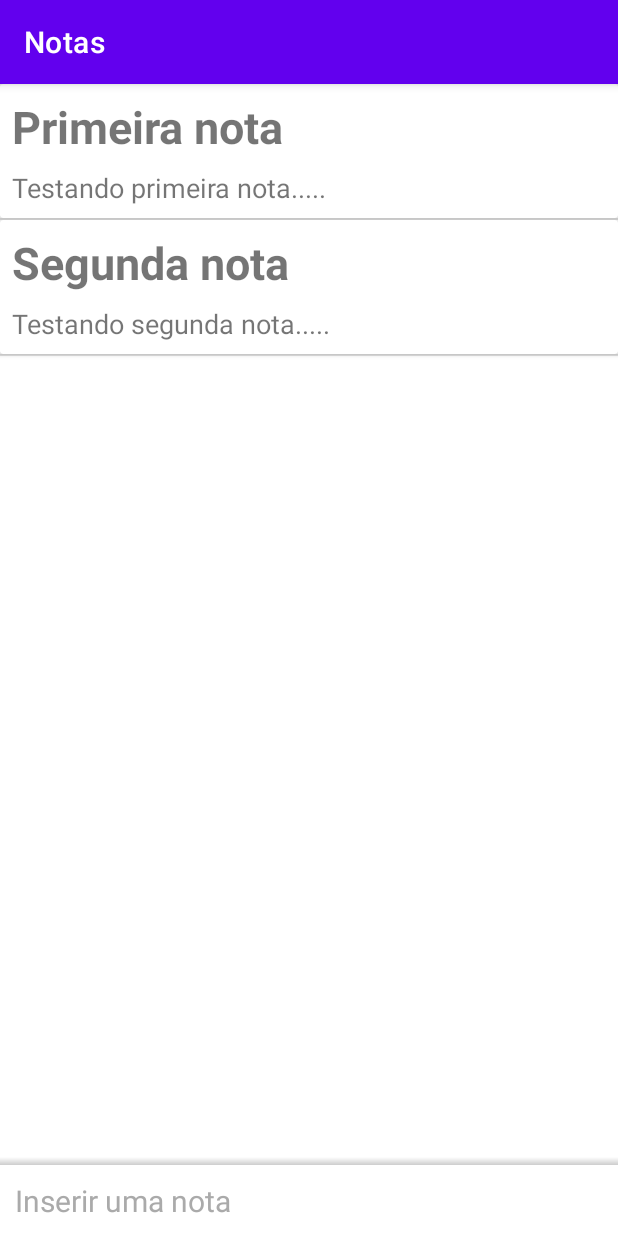
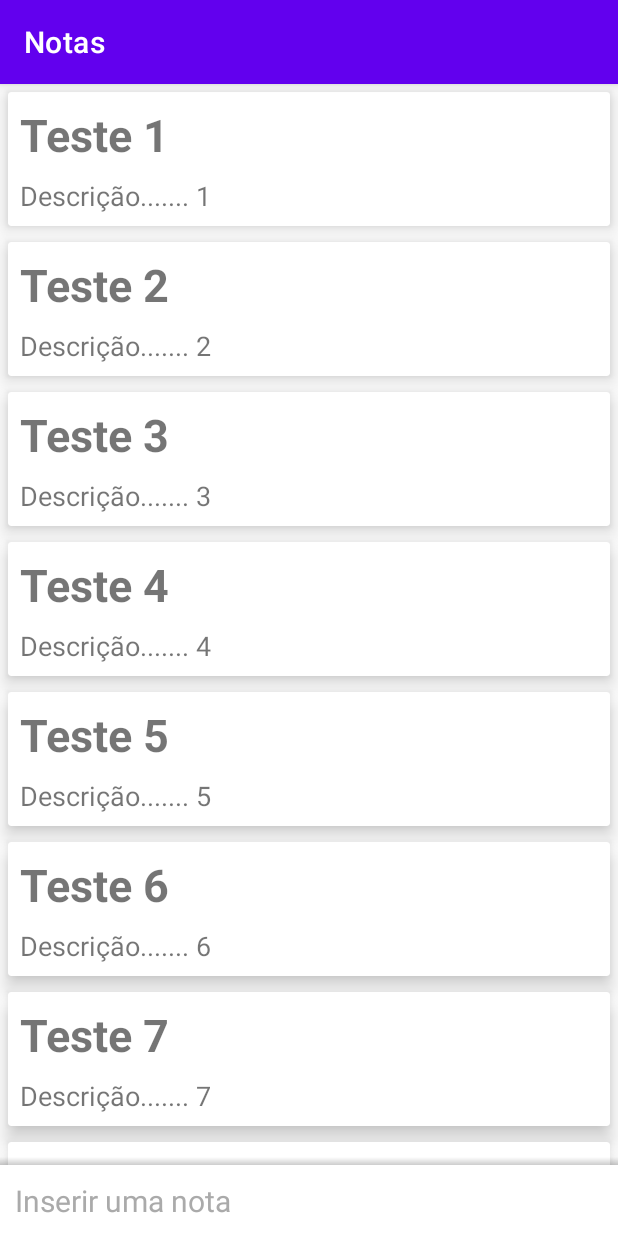
Before and after one commit to ErickSilva2605/alura-android-ceep, an Android app: the screen it shows after launch (NoteListActivity), on a phone screen of 412 x 824 dp. Run offline under Robolectric (Android 15) with nearby library versions, the phone set to English and light mode, and no system bars.

Commit message:
Alterando listview para recyclerview

```diff
--- a/app/src/main/java/br/com/alura/ceep/ui/activity/NoteListActivity.java
+++ b/app/src/main/java/br/com/alura/ceep/ui/activity/NoteListActivity.java
@@ -1,16 +1,17 @@
 package br.com.alura.ceep.ui.activity;
 
 import android.os.Bundle;
-import android.widget.ListView;
 
 import androidx.appcompat.app.AppCompatActivity;
+import androidx.recyclerview.widget.LinearLayoutManager;
+import androidx.recyclerview.widget.RecyclerView;
 
 import java.util.List;
 
 import br.com.alura.ceep.R;
 import br.com.alura.ceep.dao.NoteDAO;
 import br.com.alura.ceep.model.Note;
-import br.com.alura.ceep.ui.adapter.NoteListAdapter;
+import br.com.alura.ceep.ui.recyclerview.adapter.NoteListAdapter;
 
 public class NoteListActivity extends AppCompatActivity {
 
@@ -21,14 +22,20 @@ public class NoteListActivity extends AppCompatActivity {
         super.onCreate(savedInstanceState);
         setContentView(R.layout.activity_note_list);
         setTitle(APPBAR_TITLE);
-        new NoteDAO().insert(new Note("Primeira nota", "Testando primeira nota....."));
-        new NoteDAO().insert(new Note("Segunda nota", "Testando segunda nota....."));
-        configureNoteListView();
+
+        NoteDAO dao = new NoteDAO();
+        for (int i = 1; i <= 10000; i++) {
+            dao.insert(new Note("Teste " + i, "Descrição....... " + i));
+        }
+
+        configureNoteRecyclerView();
     }
 
-    private void configureNoteListView() {
-        ListView noteListView = findViewById(R.id.note_list_listview);
+    private void configureNoteRecyclerView() {
+        RecyclerView noteRecyclerView = findViewById(R.id.note_list_recycler_view);
         List<Note> noteList = new NoteDAO().getAll();
-        noteListView.setAdapter(new NoteListAdapter(this, noteList));
+        noteRecyclerView.setAdapter(new NoteListAdapter(this, noteList));
+        LinearLayoutManager layoutManager = new LinearLayoutManager(this);
+        noteRecyclerView.setLayoutManager(layoutManager);
     }
 }
--- /dev/null
+++ b/app/src/main/java/br/com/alura/ceep/ui/recyclerview/adapter/NoteListAdapter.java
@@ -0,0 +1,63 @@
+package br.com.alura.ceep.ui.recyclerview.adapter;
+
+import android.content.Context;
+import android.view.LayoutInflater;
+import android.view.View;
+import android.view.ViewGroup;
+import android.widget.TextView;
+
+import androidx.annotation.NonNull;
+import androidx.recyclerview.widget.RecyclerView;
+
+import java.util.List;
+
+import br.com.alura.ceep.R;
+import br.com.alura.ceep.model.Note;
+
+public class NoteListAdapter extends RecyclerView.Adapter {
+    private final Context context;
+    private final List<Note> noteList;
+
+    public NoteListAdapter(Context context, List<Note> noteList) {
+        this.context = context;
+        this.noteList = noteList;
+    }
+
+    @NonNull
+    @Override
+    public RecyclerView.ViewHolder onCreateViewHolder(@NonNull ViewGroup parent, int viewType) {
+        View viewInflated = LayoutInflater.from(context)
+                .inflate(R.layout.item_note, parent, false);
+
+        return new NoteViewHolder(viewInflated);
+    }
+
+    @Override
+    public void onBindViewHolder(@NonNull RecyclerView.ViewHolder holder, int position) {
+        Note note = noteList.get(position);
+        setTitle(holder, note);
+        setDescription(holder, note);
+    }
+
+    private void setDescription(RecyclerView.ViewHolder holder, Note note) {
+        TextView description = holder.itemView.findViewById(R.id.item_note_description);
+        description.setText(note.getDescription());
+    }
+
+    private void setTitle(RecyclerView.ViewHolder holder, Note note) {
+        TextView title = holder.itemView.findViewById(R.id.item_note_title);
+        title.setText(note.getTitle());
+    }
+
+    @Override
+    public int getItemCount() {
+        return noteList.size();
+    }
+
+    class NoteViewHolder extends RecyclerView.ViewHolder {
+
+        public NoteViewHolder(@NonNull View itemView) {
+            super(itemView);
+        }
+    }
+}
--- a/app/src/main/res/layout/activity_note_list.xml
+++ b/app/src/main/res/layout/activity_note_list.xml
@@ -5,8 +5,8 @@
     android:layout_width="match_parent"
     android:layout_height="match_parent">
 
-    <ListView
-        android:id="@+id/note_list_listview"
+    <androidx.recyclerview.widget.RecyclerView
+        android:id="@+id/note_list_recycler_view"
         android:layout_width="0dp"
         android:layout_height="0dp"
         app:layout_constraintBottom_toTopOf="@id/note_list_add_note"
--- a/app/src/main/res/layout/item_note.xml
+++ b/app/src/main/res/layout/item_note.xml
@@ -5,7 +5,8 @@
     android:id="@+id/item_note_card"
     android:layout_width="match_parent"
     android:layout_height="wrap_content"
-    android:layout_margin="5dp">
+    android:layout_margin="5dp"
+    app:cardElevation="8dp">
 
     <androidx.constraintlayout.widget.ConstraintLayout
         android:layout_width="match_parent"
```
